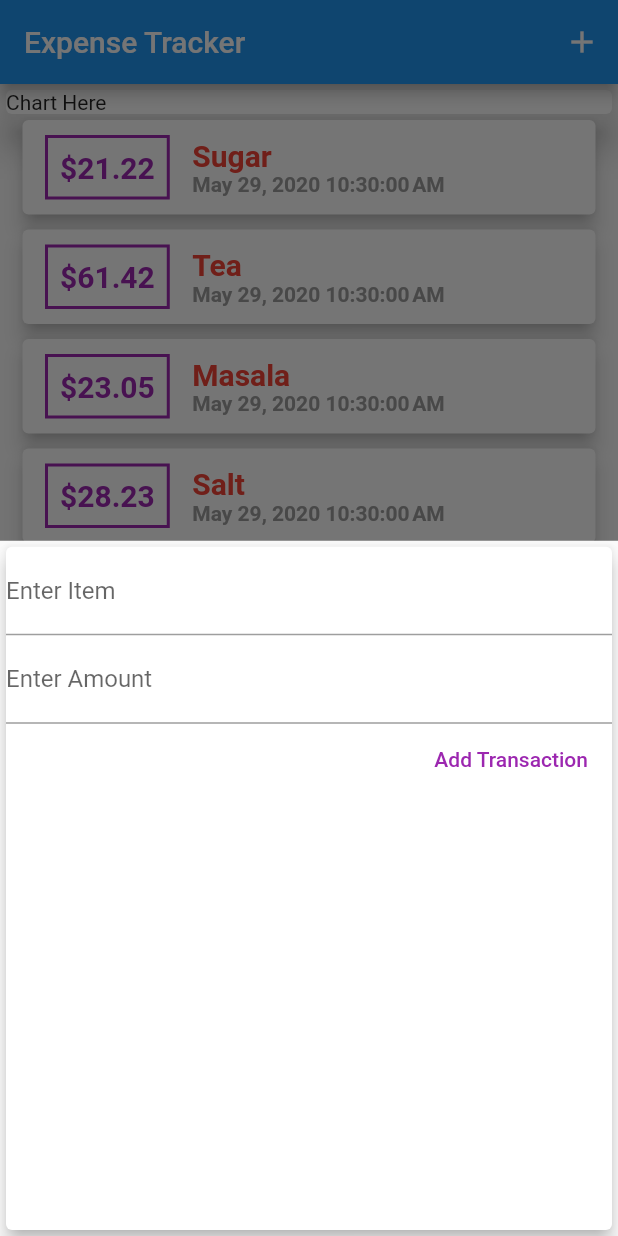
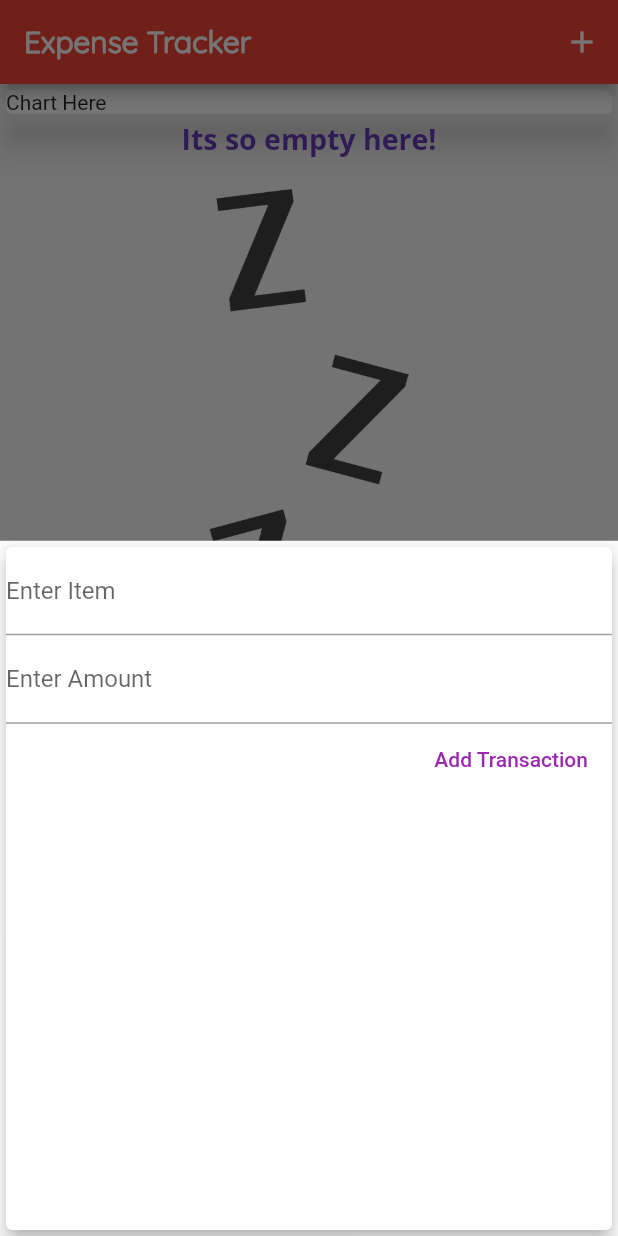
Before and after one commit to ishon19/FlutterProjects, a Flutter app: the screen it shows after launch, after a tap on the "add" icon, on a phone screen of 412 x 824 dp. Run offline on Flutter 3.47's test engine with Material 2 defaults, Android fonts, the phone set to English and light mode, and no system bars.

Commit message:
Added fonts and assets

```diff
--- a/ExpenseTracker/lib/main.dart
+++ b/ExpenseTracker/lib/main.dart
@@ -11,43 +11,62 @@ void main() {
 class ExpenseTracker extends StatelessWidget {
   @override
   Widget build(BuildContext context) {
-    return MaterialApp(home: HomePage());
+    return MaterialApp(
+      home: HomePage(),
+      title: 'Expense Tracker',
+      theme: ThemeData(
+          primarySwatch: Colors.red,
+          accentColor: Colors.pink,
+          fontFamily: 'Quicksand',
+          textTheme: ThemeData.light().textTheme.copyWith(
+                  headline6: TextStyle(
+                fontFamily: 'OpenSans',
+                fontWeight: FontWeight.bold,
+                fontSize: 19,
+                color: Colors.deepPurple,
+              )),
+          appBarTheme: AppBarTheme(
+              textTheme: ThemeData.light().textTheme.copyWith(
+                      headline6: TextStyle(
+                    fontFamily: 'Quicksand',
+                    fontSize: 20,
+                    fontWeight: FontWeight.bold,
+                  )))),
+    );
   }
 }
 
 class HomePage extends StatefulWidget {
-
   @override
   _HomePageState createState() => _HomePageState();
 }
 
 class _HomePageState extends State<HomePage> {
-
   final List<Transaction> _transactions = [
-    Transaction(
-      id: 't1',
-      amount: 21.22,
-      date: DateTime.now(),
-      title: 'Sugar',
-    ),
-    Transaction(
-      id: 't2',
-      amount: 61.42,
-      date: DateTime.now(),
-      title: 'Tea',
-    ),
-    Transaction(
-      id: 't3',
-      amount: 23.05,
-      date: DateTime.now(),
-      title: 'Masala',
-    ),
-    Transaction(
-      id: 't4',
-      amount: 28.23,
-      date: DateTime.now(),
-      title: 'Salt',
-    ),
+    // Transaction(
+    //   id: 't1',
+    //   amount: 21.22,
+    //   date: DateTime.now(),
+    //   title: 'Sugar',
+    // ),
+    // Transaction(
+    //   id: 't2',
+    //   amount: 61.42,
+    //   date: DateTime.now(),
+    //   title: 'Tea',
+    // ),
+    // Transaction(
+    //   id: 't3',
+    //   amount: 23.05,
+    //   date: DateTime.now(),
+    //   title: 'Masala',
+    // ),
+    // Transaction(
+    //   id: 't4',
+    //   amount: 28.23,
+    //   date: DateTime.now(),
+    //   title: 'Salt',
+    // ),
   ];
 
   void _addNewTransaction(String item, double currentAmount) {
@@ -64,7 +83,9 @@ final List<Transaction> _transactions = [
   }
 
   void startAddNewTransaction(BuildContext buildContext) {
-  showModalBottomSheet(context: buildContext, builder: (_){
+    showModalBottomSheet(
+        context: buildContext,
+        builder: (_) {
           return NewTransactions(_addNewTransaction);
         });
     // showCupertinoModalPopup(context: buildContext, builder: (_){
--- a/ExpenseTracker/lib/widgets/newTransactions.dart
+++ b/ExpenseTracker/lib/widgets/newTransactions.dart
@@ -28,6 +28,8 @@ class _NewTransactionsState extends State<NewTransactions> {
       enteredTitle,
       enteredAmount,
     );
+
+    Navigator.of(context).pop();
   }
 
   @override
--- a/ExpenseTracker/lib/widgets/transactionList.dart
+++ b/ExpenseTracker/lib/widgets/transactionList.dart
@@ -11,7 +11,26 @@ class TransactionList extends StatelessWidget {
   Widget build(BuildContext context) {
     return Container(
         height: 500,
-        child: ListView.builder(
+        child: _transactions.isEmpty
+            ? Column(
+                children: <Widget>[
+                  Text(
+                    'Its so empty here!',
+                    style: Theme.of(context).textTheme.headline6,
+                  ),
+                  SizedBox(
+                    height: 20,
+                  ),
+                  Container(
+                    height: 300,
+                    child: Image.asset(
+                      'assets/images/waiting.png',
+                      fit: BoxFit.cover,
+                    ),
+                  ),
+                ],
+              )
+            : ListView.builder(
                 itemCount: _transactions.length,
                 itemBuilder: (ctx, idx) {
                   return Card(
@@ -38,7 +57,7 @@ class TransactionList extends StatelessWidget {
                           decoration: BoxDecoration(
                             border: Border.all(
                               width: 2,
-                        color: Colors.purple,
+                              color: Theme.of(context).primaryColor,
                             ),
                           ),
                           padding: EdgeInsets.all(8),
@@ -48,11 +67,7 @@ class TransactionList extends StatelessWidget {
                           children: <Widget>[
                             Text(
                               _transactions[idx].title,
-                        style: TextStyle(
-                          color: Colors.red,
-                          fontSize: 20,
-                          fontWeight: FontWeight.bold,
-                        ),
+                              style: Theme.of(context).textTheme.headline6,
                             ),
                             Text(DateFormat().format(_transactions[idx].date),
                                 style: TextStyle(
```
Also changed, not shown: ExpenseTracker/pubspec.yaml (+13 -9 lines), ExpenseTracker/assets/fonts/OpenSans-Bold.ttf (added), ExpenseTracker/assets/fonts/OpenSans-Regular.ttf (added), ExpenseTracker/assets/fonts/Quicksand-Bold.ttf (added), ExpenseTracker/assets/fonts/Quicksand-Light.ttf (added), ExpenseTracker/assets/fonts/Quicksand-Medium.ttf (added), ExpenseTracker/assets/fonts/Quicksand-Regular.ttf (added), ExpenseTracker/assets/images/waiting.png (added). Lines whose indentation alone changed are shown as unchanged.
